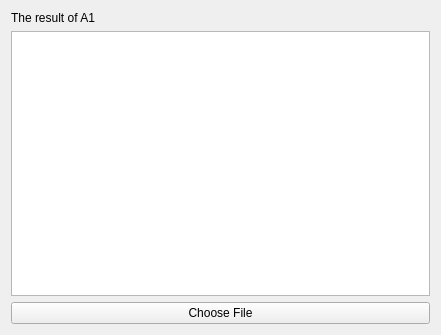
This is QtWidgetsApplication1/Result_details.ui in livy365/SEMM as Qt 5 draws it before an edit. The edited form follows.
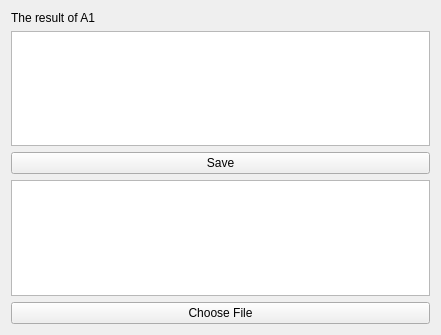
This is the edited form.

Diff of the .ui file:
```diff
--- a/QtWidgetsApplication1/Result_details.ui
+++ b/QtWidgetsApplication1/Result_details.ui
@@ -14,6 +14,19 @@
    <string>Result_details</string>
   </property>
   <layout class="QGridLayout" name="gridLayout">
+   <item row="3" column="1">
+    <widget class="QTextBrowser" name="textBrowser"/>
+   </item>
+   <item row="4" column="1">
+    <widget class="QPushButton" name="pushButton">
+     <property name="text">
+      <string>Choose File</string>
+     </property>
+    </widget>
+   </item>
+   <item row="1" column="1">
+    <widget class="QTextEdit" name="textEdit"/>
+   </item>
    <item row="0" column="1">
     <widget class="QLabel" name="label">
      <property name="text">
@@ -22,15 +35,12 @@
     </widget>
    </item>
    <item row="2" column="1">
-    <widget class="QPushButton" name="pushButton">
+    <widget class="QPushButton" name="pushButton_2">
      <property name="text">
-      <string>Choose File</string>
+      <string>Save</string>
      </property>
     </widget>
    </item>
-   <item row="1" column="1">
-    <widget class="QTextBrowser" name="textBrowser"/>
-   </item>
   </layout>
  </widget>
  <layoutdefault spacing="6" margin="11"/>
```
